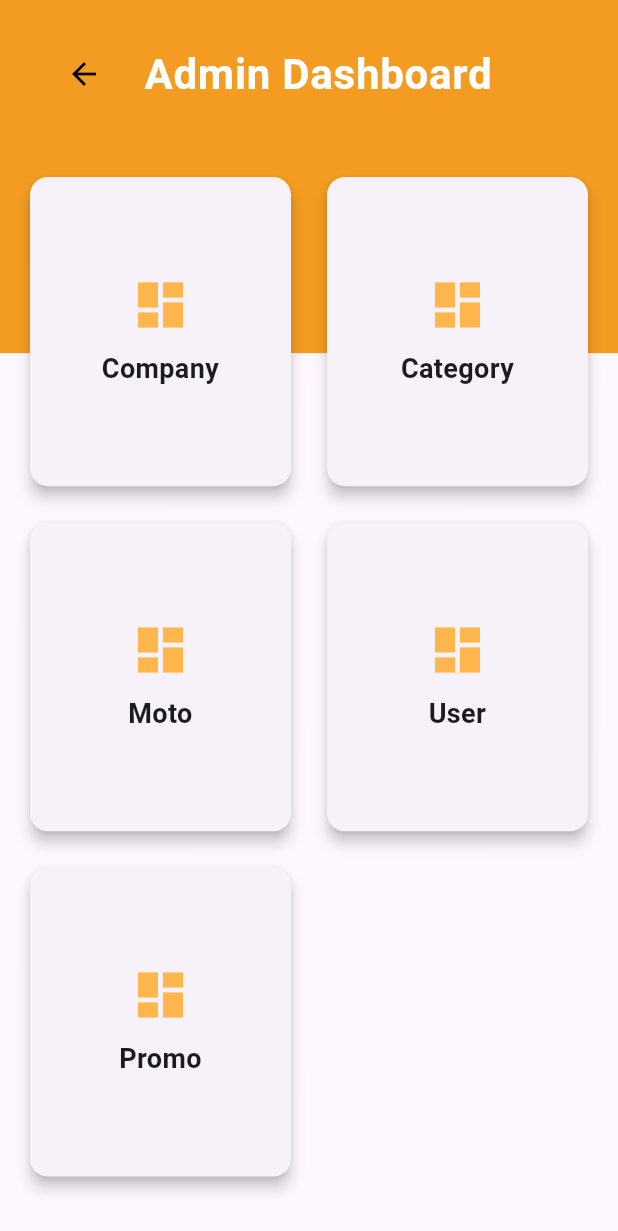
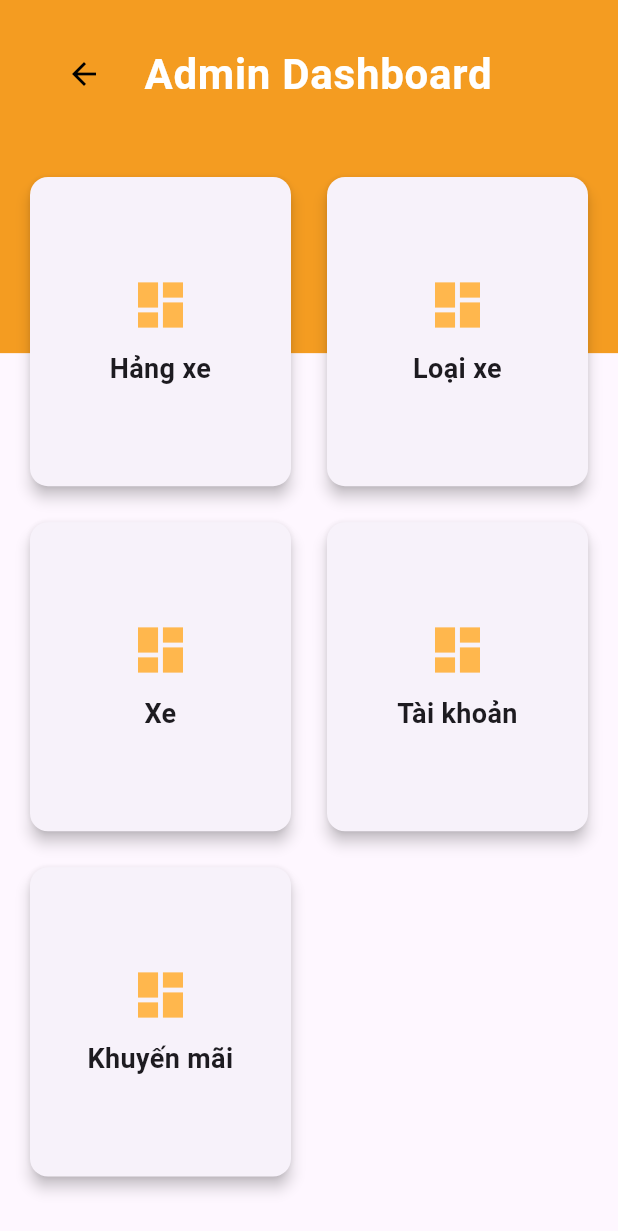
Before and after one commit to huynhcuong27042003/final_project_rent_moto-fe, a Flutter app: the DashboardAdmin screen opened directly, on a phone screen of 412 x 824 dp. Shown: the top 1231 px of the screen. Run offline on Flutter 3.47's test engine with Material 3 defaults, Android fonts, the phone set to English and light mode, and no system bars; our stand-ins replace cloud_firestore, curved_navigation_bar, firebase_auth, firebase_core, firebase_storage, flutter_map and 5 more; missing offline and left inert: mailer; accounts and stored records are empty; network calls fail.

Commit message:
update 1 số thứ

```diff
--- a/lib/main.dart
+++ b/lib/main.dart
@@ -21,7 +21,7 @@ class _MyAppState extends State<MyApp> {
   @override
   Widget build(BuildContext context) {
     return const MaterialApp(
-      home: MotorcyclesListByAdminScreen(),
+      home: Dashboard(),
       debugShowCheckedModeBanner: false,
     );
   }
--- a/lib/widgets/admin/dashboard_admin_body.dart
+++ b/lib/widgets/admin/dashboard_admin_body.dart
@@ -1,5 +1,6 @@
 import 'package:final_project_rent_moto_fe/screens/CategoryMoto/list_category_screen.dart';
 import 'package:final_project_rent_moto_fe/screens/CompanyMoto/list_company_screen.dart';
+import 'package:final_project_rent_moto_fe/screens/MotorCycle/motorcycles_list_by_admin_screen.dart';
 import 'package:final_project_rent_moto_fe/screens/MotorCycle/motorcycles_list_screen.dart';
 import 'package:final_project_rent_moto_fe/screens/dashboard.dart';
 import 'package:final_project_rent_moto_fe/screens/promo/promo_list_screen.dart';
@@ -87,11 +88,11 @@ class DashboardAdmin extends StatelessWidget {
 
   // List of actions for grid items
   final List<String> itemNames = [
-    'Company',
-    'Category',
-    'Moto',
-    'User',
-    'Promo',
+    'Hảng xe',
+    'Loại xe',
+    'Xe',
+    'Tài khoản',
+    'Khuyến mãi',
     // 'Profile',
     // 'Revenue',
   ];
@@ -99,7 +100,7 @@ class DashboardAdmin extends StatelessWidget {
   final List<Widget> itemsPages = [
     const ListCompanyScreen(),
     const ListCategoryScreen(),
-    const MotorcyclesListScreen(),
+    const MotorcyclesListByAdminScreen(),
     const UserListScreen(),
     const PromoListScreen(),
     // const ProductList(),
```
Also changed, not shown: lib/screens/MotorCycle/motorcycles_list_by_admin_screen.dart (+1 -104 lines), lib/screens/MotorCycle/motorcycles_list_screen.dart (+3 -9 lines).
